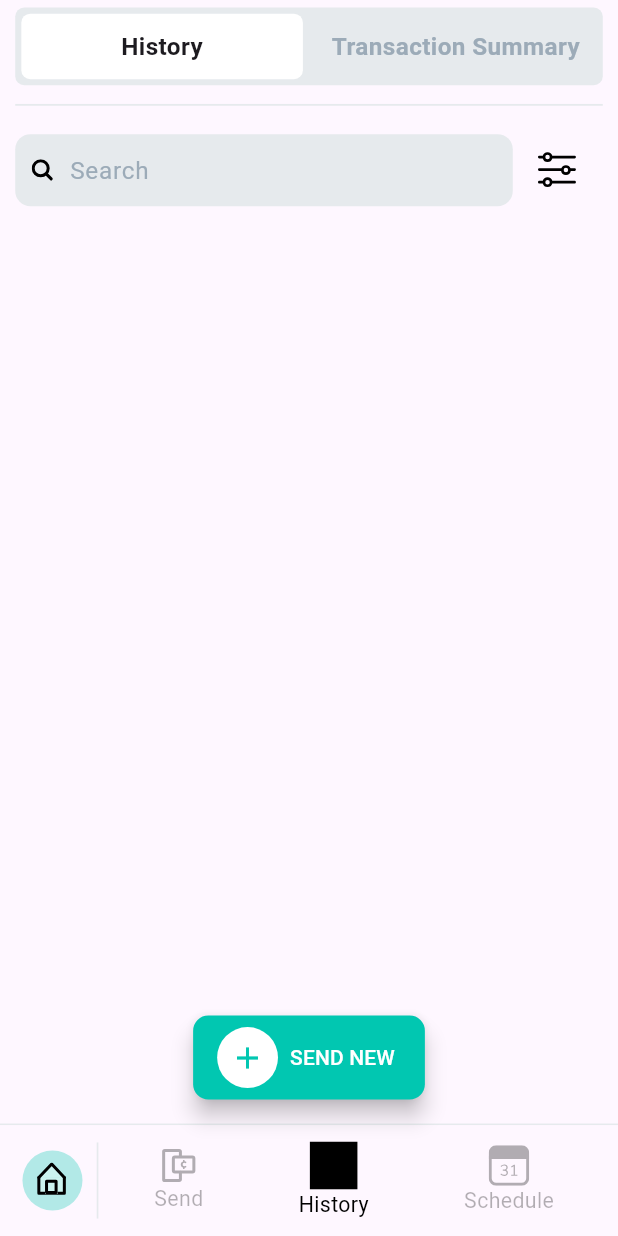
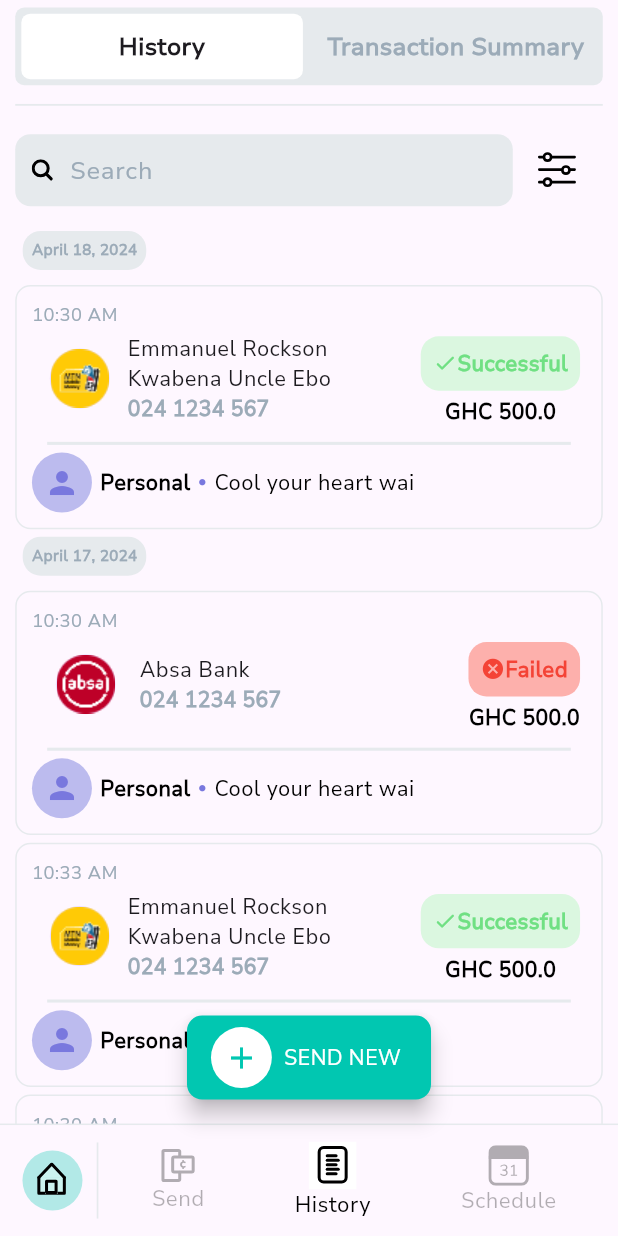
Before and after one commit to darkomike/hubtel-coding-challenge-repo, a Flutter app: the screen it shows after launch, item 2 of the bottom bar chosen, on a phone screen of 412 x 824 dp. Run offline on Flutter 3.47's test engine with Material 3 defaults, Android fonts, the light colour scheme and no system bars; drawn by our look-alikes of grouped_list; our stand-ins replace flutter_svg.

Commit message:
image added

```diff
--- a/lib/main.dart
+++ b/lib/main.dart
@@ -19,9 +19,11 @@
     return MaterialApp(
       debugShowCheckedModeBanner: false,
       title: 'Hubtel Coding Challenge',
+
       theme: ThemeData(
         colorScheme: ColorScheme.fromSeed(seedColor: Colors.deepPurple),
         useMaterial3: true,
+        fontFamily: 'NunitoSans'
       ),
       home: const BottomNavigatorPage(),
     );
--- a/lib/models/transaction_model.dart
+++ b/lib/models/transaction_model.dart
@@ -1,20 +1,75 @@
+import 'dart:math';
+
 enum Banks { momo, absa }
+
+enum TransactionStatus { success, failed }
 
 class TransactionModel {
   String name;
   String phone;
   double amount;
-  String status;
+  TransactionStatus status;
   String date;
   Banks banks;
   String reference;
   bool isStarred;
   bool forMe;
 
-  TransactionModel(this.amount, this.name, this.phone, this.status,
-      this.reference, this.isStarred, this.forMe, this.banks,this.date);
+  TransactionModel(
+      {required this.amount,
+      required this.name,
+      required this.phone,
+      required this.status,
+      required this.reference,
+      required this.isStarred,
+      required this.forMe,
+      required this.banks,
+      required this.date});
 }
 
 final trans = [
-
+  TransactionModel(
+      amount: 500,
+      name: "Emmanuel Rockson Kwabena Uncle Ebo",
+      phone: "024 1234 567",
+      status: TransactionStatus.success,
+      reference: "Cool your heart wai",
+      forMe: true,
+      banks: Banks.momo,
+      date: DateTime.now()
+          .add(Duration(days: Random().nextInt(20) + 1))
+          .toIso8601String(),
+      isStarred: true),
+  TransactionModel(
+      amount: 500,
+      name: "Absa Bank",
+      phone: "024 1234 567",
+      status: TransactionStatus.failed,
+      reference: "Cool your heart wai",
+      forMe: true,
+      banks: Banks.absa,
+      date: DateTime.now().toIso8601String(),
+      isStarred: false),
+  TransactionModel(
+      amount: 500,
+      name: "Emmanuel Rockson Kwabena Uncle Ebo",
+      phone: "024 1234 567",
+      status: TransactionStatus.success,
+      reference: "Cool your heart wai",
+      forMe: true,
+      banks: Banks.momo,
+      date: DateTime.now()
+          .add(Duration(seconds: Random().nextInt(100) + 200))
+          .toIso8601String(),
+      isStarred: true),
+  TransactionModel(
+      amount: 500,
+      name: "Absa Bank",
+      phone: "024 1234 567",
+      status: TransactionStatus.failed,
+      reference: "Cool your heart wai",
+      forMe: true,
+      banks: Banks.absa,
+      date: DateTime.now().toIso8601String(),
+      isStarred: false),
 ];
--- a/lib/screens/bottom_navigator.dart
+++ b/lib/screens/bottom_navigator.dart
@@ -99,7 +99,8 @@ class _BottomNavigatorState extends State<BottomNavigatorPage> {
         children: [
           SvgPicture.asset(
             "assets/icons/$icon.svg",
-            color: _currentPage == position
+
+            color: icon=="history_icon"?null: _currentPage == position
                 ? Colors.black
                 : Colors.black.withOpacity(0.3),
           ),
--- a/lib/screens/history_page.dart
+++ b/lib/screens/history_page.dart
@@ -1,8 +1,12 @@
 import 'dart:async';
 import 'package:flutter/material.dart';
 import 'package:flutter_svg/flutter_svg.dart';
+import 'package:hubtel_coding_challenge/models/transaction_model.dart';
 import 'package:hubtel_coding_challenge/utils/app_colors.dart';
 import 'package:hubtel_coding_challenge/utils/constants.dart';
+import 'package:grouped_list/grouped_list.dart';
+import 'package:hubtel_coding_challenge/widgets/transaction_card.dart';
+import 'package:intl/intl.dart';
 
 class HistoryPage extends StatefulWidget {
   const HistoryPage({super.key});
@@ -158,10 +162,54 @@ class _MyHistoryPageState extends State<HistoryPage> {
                           ]),
                         ),
                         Expanded(
-                            child: ListView.builder(
-                          itemCount: 5,
-                          itemBuilder: (context, index) => Container(),
-                        ))
+                          child: GroupedListView<TransactionModel, DateTime>(
+                            elements: trans,
+                            // optional
+                            order: GroupedListOrder.DESC,
+                            groupHeaderBuilder: (transaction) {
+                              final date = DateFormat('MMMM d, y')
+                                  .format(DateTime.parse(transaction.date));
+
+                              return Container(
+                                padding: const EdgeInsets.all(1.0),
+                                child: Row(
+                                  mainAxisAlignment: MainAxisAlignment.start,
+                                  mainAxisSize: MainAxisSize.min,
+                                  children: [
+                                    Card(
+                                      elevation: 0,
+                                      color: AppColors.textFieldColor,
+                                      child: Padding(
+                                        padding: const EdgeInsets.all(6.0),
+                                        child: Text(
+                                          date,
+                                          style: TextStyle(
+                                              color:
+                                                  AppColors.textFieldTextColor,
+                                              fontSize: 10,
+                                              fontWeight: FontWeight.bold),
+                                        ),
+                                      ),
+                                    ),
+                                  ],
+                                ),
+                              );
+                            },
+                            groupBy: (transaction) {
+                              return DateTime(
+                                  DateTime.parse(transaction.date).year,
+                                  DateTime.parse(transaction.date).month,
+                                  DateTime.parse(transaction.date).day);
+                            },
+                            useStickyGroupSeparators: false,
+                            floatingHeader: true,
+                            itemBuilder: (context, element) {
+                              return TransactionCard(
+                                model: element,
+                              );
+                            },
+                          ),
+                        )
                       ],
                     ),
                   ),
--- a/lib/utils/app_colors.dart
+++ b/lib/utils/app_colors.dart
@@ -3,6 +3,10 @@ import 'package:flutter/material.dart';
 class AppColors {
   static Color homeColor = const Color(0xFF01C7B1);
   static Color successColor = const Color(0xFF70E083);
+  static Color successFaintColor = const Color(0xFFDBF7E0);
+  static Color failedFaintColor = const Color(0xFFFDB0AC);
   static Color textFieldColor = const Color(0xFFE6EAED);
   static Color textFieldTextColor = const Color(0xFF9CABB8);
+  static Color violetFaintColor = const Color(0xFFBCBBEE);
+  static Color violetColor = const Color(0xFF7978DE);
 }
--- /dev/null
+++ b/lib/widgets/transaction_card.dart
@@ -0,0 +1,157 @@
+import 'package:flutter/material.dart';
+import 'package:hubtel_coding_challenge/models/transaction_model.dart';
+import 'package:hubtel_coding_challenge/utils/app_colors.dart';
+import 'package:hubtel_coding_challenge/utils/constants.dart';
+import 'package:intl/intl.dart';
+
+class TransactionCard extends StatelessWidget {
+  const TransactionCard({super.key, required this.model});
+
+  final TransactionModel model;
+
+  @override
+  Widget build(BuildContext context) {
+    return Container(
+      margin: EdgeInsets.only(top: d.pSH(5)),
+
+      // height: d.pSH(180),
+      width: double.maxFinite,
+      padding: EdgeInsets.all(d.pSH(10)),
+      decoration: BoxDecoration(
+          border: Border.all(
+              width: 1, color: AppColors.textFieldColor.withOpacity(1)),
+          borderRadius: BorderRadius.circular(d.pSH(10))),
+      child: Column(
+          mainAxisSize: MainAxisSize.min,
+          crossAxisAlignment: CrossAxisAlignment.start,
+          children: [
+            Text(
+              DateFormat('h:mm a').format(DateTime.parse(model.date)),
+              style: TextStyle(
+                  color: AppColors.textFieldTextColor, fontSize: d.pSH(12)),
+            ),
+            SizedBox(
+              height: d.pSH(2),
+            ),
+            Row(
+              children: [
+                Expanded(
+                  child: CircleAvatar(
+                    // radius: d.pSH(30),
+                    child: Image.asset(
+                      'assets/images/${model.banks == Banks.absa ? 'absa' : 'momo'}.png',
+                      fit: BoxFit.cover,
+                    ),
+                  ),
+                ),
+                Expanded(
+                    flex: 3,
+                    child: Column(
+                      crossAxisAlignment: CrossAxisAlignment.start,
+                      mainAxisSize: MainAxisSize.min,
+                      children: [
+                        Text(model.name),
+                        Text(model.phone,
+                            style: TextStyle(
+                                color: AppColors.textFieldTextColor,
+                                fontWeight: FontWeight.bold)),
+                      ],
+                    )),
+                Column(
+                  mainAxisSize: MainAxisSize.min,
+                  children: [
+                    Card(
+                      color: model.status == TransactionStatus.success
+                          ? AppColors.successFaintColor
+                          : AppColors.failedFaintColor,
+                      elevation: 0,
+                      child: Padding(
+                        padding: EdgeInsets.all(d.pSH(8)),
+                        child: Row(
+                          mainAxisSize: MainAxisSize.min,
+                          children: [
+                            if (model.status != TransactionStatus.success)
+                              Icon(
+                                Icons.cancel,
+                                color: Colors.red,
+                                size: d.pSH(16),
+                              ),
+                            if (model.status == TransactionStatus.success)
+                              Icon(Icons.done_rounded,
+                                  color: AppColors.successColor,
+                                  size: d.pSH(16)),
+                            Text(
+                              model.status == TransactionStatus.success
+                                  ? "Successful"
+                                  : "Failed",
+                              style: TextStyle(
+                                  color:
+                                      model.status == TransactionStatus.success
+                                          ? AppColors.successColor
+                                          : Colors.red,
+                                  fontSize: d.pSH(14),
+                                  fontWeight: FontWeight.bold),
+                            ),
+                          ],
+                        ),
+                      ),
+                    ),
+                    Text(
+                      "GHC ${model.amount}",
+                      style: const TextStyle(
+                          color: Colors.black, fontWeight: FontWeight.bold),
+                    )
+                  ],
+                )
+              ],
+            ),
+            SizedBox(
+              height: d.pSH(5),
+            ),
+            Container(
+              margin: EdgeInsets.symmetric(
+                  horizontal: d.pSH(10), vertical: d.pSH(5)),
+              height: d.pSH(2),
+              width: double.maxFinite,
+              color: AppColors.textFieldColor,
+            ),
+            Row(
+              children: [
+                CircleAvatar(
+                  backgroundColor: AppColors.violetFaintColor,
+                  child: Icon(
+                    Icons.person,
+                    color: AppColors.violetColor,
+                  ),
+                ),
+                SizedBox(
+                  width: d.pSW(5),
+                ),
+                Text(
+                  model.forMe ? "Personal" : "Other",
+                  style: const TextStyle(
+                      color: Colors.black, fontWeight: FontWeight.bold),
+                ),
+                SizedBox(
+                  width: d.pSW(5),
+                ),
+                Icon(
+                  Icons.circle,
+                  color: AppColors.violetColor,
+                  size: d.pSH(5),
+                ),
+                SizedBox(
+                  width: d.pSW(5),
+                ),
+                Text(
+                  model.reference,
+                  overflow: TextOverflow.ellipsis,
+                  style: const TextStyle(
+                      color: Colors.black, fontWeight: FontWeight.normal),
+                ),
+              ],
+            )
+          ]),
+    );
+  }
+}
--- a/pubspec.yaml
+++ b/pubspec.yaml
@@ -38,6 +38,7 @@ dependencies:
   flutter_svg: ^2.0.10+1
   grouped_list: ^5.1.2
   provider: ^6.1.2
+  intl: ^0.19.0
 
 dev_dependencies:
   flutter_test:
```
Also changed, not shown: assets/images/momo.png (renamed from assets/images/MTN Mobile Money.png), pubspec.lock, 1 other file.
